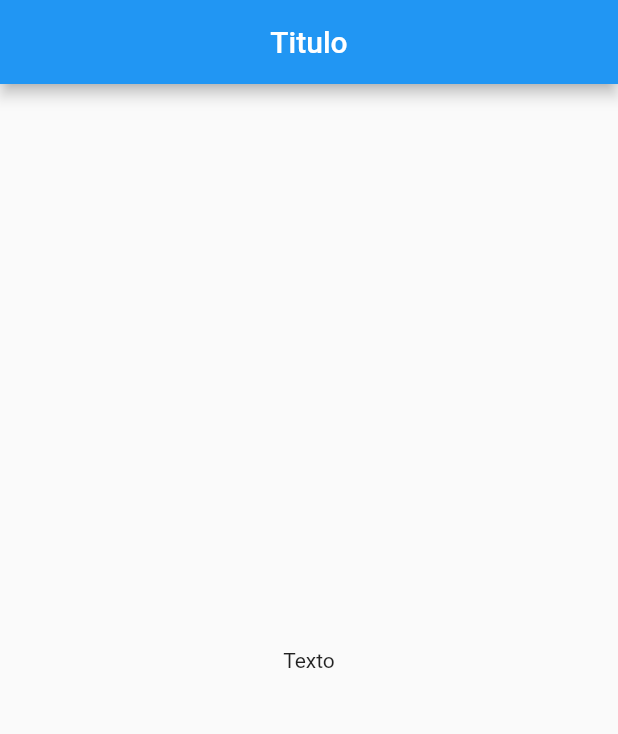
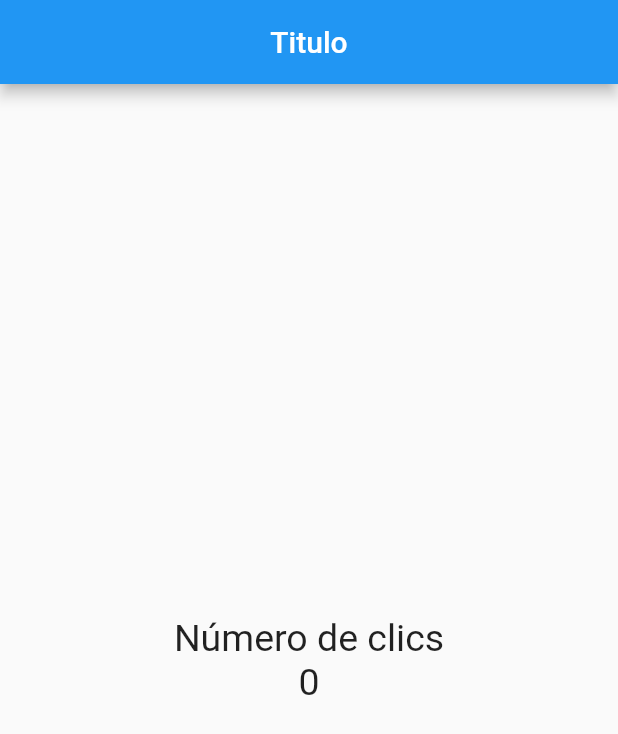
Before and after one commit to jmollericon/flutter-counter, a Flutter app: the screen it shows after launch, on a phone screen of 412 x 824 dp. Shown: the top 734 px of the screen. Run offline on Flutter 3.47's test engine with Material 2 defaults, Android fonts, the phone set to English and light mode, and no system bars.

Commit message:
:art: uso de Column and styles into variables

```diff
--- a/lib/src/pages/home_page.dart
+++ b/lib/src/pages/home_page.dart
@@ -2,6 +2,8 @@ import 'package:flutter/material.dart';
 
 class HomePage extends StatelessWidget {
   // const HomePage({ Key? key }) : super(key: key);
+
+  final estiloTexto = new TextStyle(fontSize: 25);
 
   @override
   Widget build(BuildContext context) {
@@ -11,7 +13,13 @@ class HomePage extends StatelessWidget {
         centerTitle: true,
       ),
       body: Center(
-        child: Text('Texto'),
+        child: Column(
+          mainAxisAlignment: MainAxisAlignment.center,
+          children: <Widget>[
+            Text('Número de clics', style: estiloTexto),
+            Text('0', style: estiloTexto),
+          ],
+        ),
       ),
     );
   }
```
